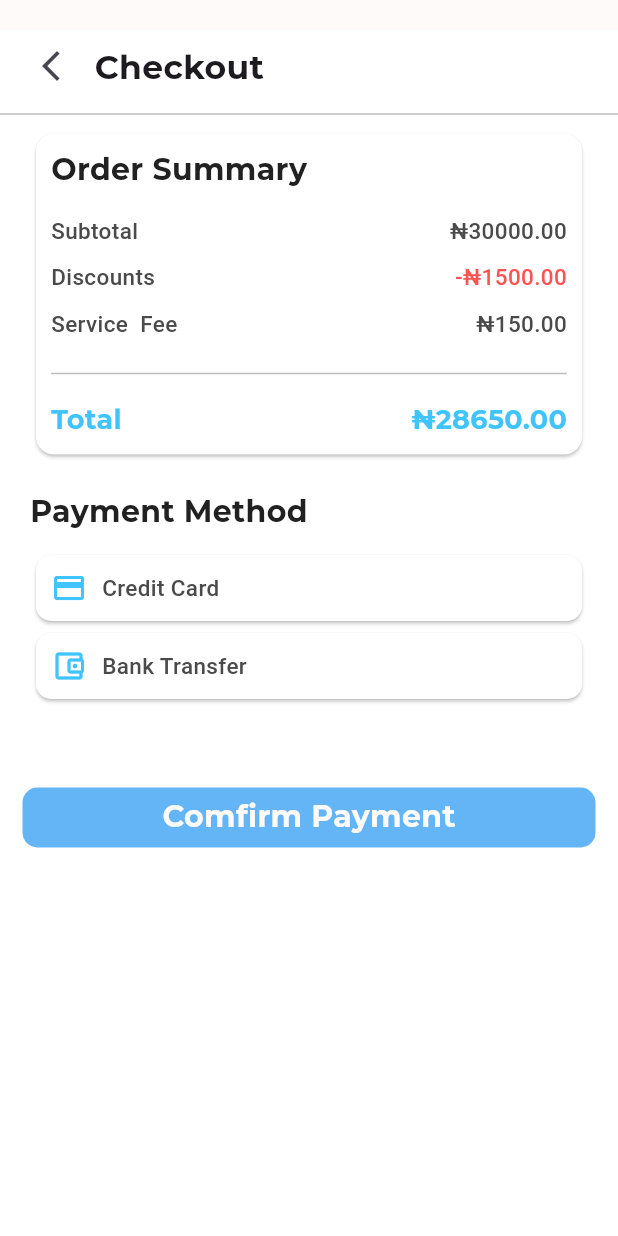
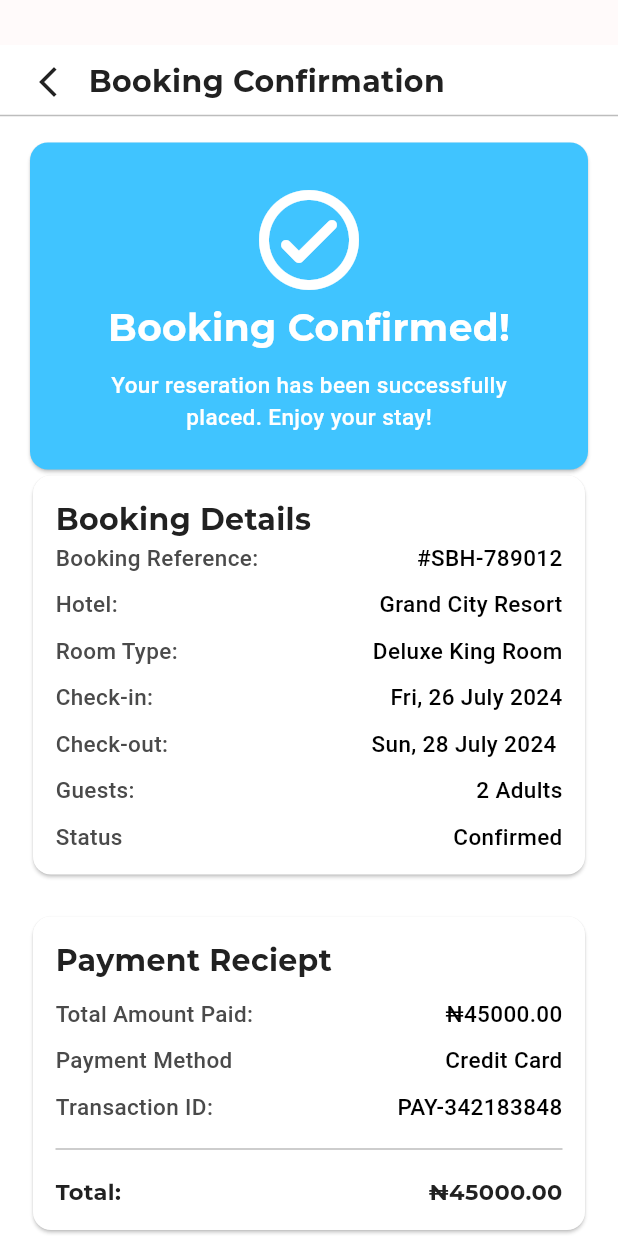
Before and after one commit to Oghefav/hotel_booking_frontend, a Flutter app: the screen it shows after launch, on a phone screen of 412 x 824 dp. Run offline on Flutter 3.47's test engine with Material 3 defaults, Android fonts, the phone set to English and light mode, and no system bars; our stand-ins replace dots_indicator, persistent_bottom_nav_bar.

Commit message:
added the booking confirmation page

```diff
--- a/lib/main.dart
+++ b/lib/main.dart
@@ -1,6 +1,5 @@
 import 'package:flutter/material.dart';
-import 'package:hotel_booking_app/pages/customer/check_out_screen.dart';
-// import 'package:hotel_booking_app/pages/customer/register_screen.dart';
+import 'package:hotel_booking_app/pages/customer/booking_confirmation_screen.dart';
 
 void main() {
   runApp(const MyApp());
@@ -15,7 +14,7 @@ class MyApp extends StatelessWidget {
     return MaterialApp(
       title: 'Flutter Demo',
       debugShowCheckedModeBanner: false,
-      home: const CheckOutScreen(),
+      home: const BookingConfirmationScreen(),
     );
   }
 }
--- /dev/null
+++ b/lib/pages/customer/booking_confirmation_screen.dart
@@ -0,0 +1,283 @@
+import 'package:flutter/cupertino.dart';
+import 'package:flutter/material.dart';
+import 'package:hotel_booking_app/utility/filter_header_delegate.dart';
+import 'package:hotel_booking_app/widgets/custom_divider.dart';
+import 'package:hotel_booking_app/widgets/small_text.dart';
+import 'package:hotel_booking_app/widgets/sub_title_text.dart';
+
+class BookingConfirmationScreen extends StatelessWidget {
+  const BookingConfirmationScreen({super.key});
+
+  @override
+  Widget build(BuildContext context) {
+    return Scaffold(
+      backgroundColor: Colors.white,
+      body: CustomScrollView(
+        slivers: [
+          SliverPersistentHeader(
+            delegate: FilterHeaderDelegate(child: _appBarSection(), height: 90, ),
+            pinned: true,
+          ),
+          SliverList(
+            delegate: SliverChildListDelegate([
+              _bookingSuccessSection(),
+              Padding(
+                padding: EdgeInsets.symmetric(horizontal: 18),
+                child: Column(
+                  children: [
+                    _bookingDetailsSection(),
+                    SizedBox(height: 20),
+                    _paymentReceiptSection(),
+                    SizedBox(height: 20),
+                    _getReminderSection(),
+                    SizedBox(height: 20),
+                    _shareButtonSection(),
+                    SizedBox(height: 10),
+                    _cancelBookingButtonSection(),
+                    SizedBox(height: 10),
+                    _viewBookingButtonSection(),
+                    SizedBox(height: 20,)
+                  ],
+                ),
+              ),
+            ]),
+          ),
+        ],
+      ),
+    );
+  }
+
+  Widget _appBarSection() {
+    return Container(
+      margin: EdgeInsets.only(top: 30),
+      color: Colors.white,
+      child: Column(
+        children: [
+          SizedBox(height: 10,),
+          Padding(
+            padding: EdgeInsets.symmetric(horizontal: 20),
+            child: Row(
+              children: [
+                Icon(Icons.arrow_back_ios_new_outlined),
+                SizedBox(width: 15),
+                SubTitleText(text: "Booking Confirmation"),
+              ],
+            ),
+          ),
+          CustomDivider(),
+        ],
+      ),
+    );
+  }
+
+  Widget _bookingSuccessSection() {
+    return Card(
+      color: Colors.lightBlueAccent,
+      margin: EdgeInsets.only(top: 5, left: 20, right: 20),
+      child: Padding(
+        padding: EdgeInsets.all(25),
+        child: Column(
+          children: [
+            Icon(
+              Icons.check_circle_outline_rounded,
+              color: Colors.white,
+              size: 80,
+            ),
+            SubTitleText(
+              text: "Booking Confirmed!",
+              color: Colors.white,
+              fontsize: 25,
+            ),
+            SizedBox(height: 10),
+            SmallText(
+              text: "Your reseration has been successfully",
+              color: Colors.white,
+            ),
+            SmallText(text: "placed. Enjoy your stay!", color: Colors.white),
+          ],
+        ),
+      ),
+    );
+  }
+
+  Widget _bookingDetailsSection() {
+    return Card(
+      color: Colors.white,
+      child: Padding(
+        padding: const EdgeInsets.all(15),
+        child: Column(
+          crossAxisAlignment: CrossAxisAlignment.start,
+          children: [
+            SubTitleText(text: "Booking Details"),
+            // use #sh-7809012
+            _detailBuilder("Booking Reference:", "#SBH-789012"),
+            SizedBox(height: 10),
+            _detailBuilder("Hotel:", "Grand City Resort"),
+            SizedBox(height: 10),
+            _detailBuilder("Room Type:", "Deluxe King Room"),
+            SizedBox(height: 10),
+            _detailBuilder("Check-in:", "Fri, 26 July 2024"),
+            SizedBox(height: 10),
+            _detailBuilder("Check-out:", "Sun, 28 July 2024 "),
+            SizedBox(height: 10),
+            _detailBuilder("Guests:", "2 Adults"),
+            SizedBox(height: 10),
+            _detailBuilder("Status", "Confirmed"),
+          ],
+        ),
+      ),
+    );
+  }
+
+  Widget _detailBuilder(String title, String detail) {
+    return Row(
+      mainAxisAlignment: MainAxisAlignment.spaceBetween,
+      children: [
+        SmallText(text: title),
+        SmallText(text: detail, color: Colors.black),
+      ],
+    );
+  }
+
+  Widget _paymentReceiptSection() {
+    return Card(
+      color: Colors.white,
+      child: Padding(
+        padding: EdgeInsets.all(15),
+        child: Column(
+          crossAxisAlignment: CrossAxisAlignment.start,
+          children: [
+            SubTitleText(text: "Payment Reciept"),
+            SizedBox(height: 10),
+            _detailBuilder("Total Amount Paid:", "₦45000.00"),
+            SizedBox(height: 10),
+            _detailBuilder("Payment Method", "Credit Card"),
+            SizedBox(height: 10),
+            _detailBuilder("Transaction ID:", "PAY-342183848"),
+            SizedBox(height: 10),
+            CustomDivider(),
+            SizedBox(height: 10),
+            Row(
+              mainAxisAlignment: MainAxisAlignment.spaceBetween,
+              children: [
+                SubTitleText(text: "Total:", fontsize: 15,),
+                SubTitleText(text: "₦45000.00", fontsize: 15),
+              ],
+            ),
+          ],
+        ),
+      ),
+    );
+  }
+
+  Widget _getReminderSection() {
+    return Card(
+      color: Colors.white,
+      child: Padding(
+        padding: EdgeInsets.all(15),
+        child: Column(
+          crossAxisAlignment: CrossAxisAlignment.start,
+          children: [
+            SubTitleText(text: "Get Reminders"),
+            Row(
+              mainAxisAlignment: MainAxisAlignment.spaceBetween,
+              children: [
+                SizedBox(
+                  height: 40,
+                  width: 250,
+                  child: SingleChildScrollView(
+                    child: Wrap(
+                      children: [
+                        SmallText(
+                          text:
+                              "Receive email and app notifications before your trip",
+                        ),
+                      ],
+                    ),
+                  ),
+                ),
+                Column(
+                  children: [
+                    Icon(
+                      Icons.toggle_on_outlined,
+                      color: Colors.lightBlueAccent,
+                      size: 40,
+                    ),
+                    SizedBox(height: 10),
+                  ],
+                ),
+              ],
+            ),
+          ],
+        ),
+      ),
+    );
+  }
+
+  Widget _shareButtonSection() {
+    return Container(
+      margin: EdgeInsets.symmetric(horizontal: 15),
+      height: 40,
+      width: double.maxFinite,
+      decoration: BoxDecoration(
+        color: Colors.white,
+        borderRadius: BorderRadius.circular(10),
+        border: Border.all(width: 1.5, color: Colors.grey.shade300),
+      ),
+      child: Center(
+        child: Row(
+          mainAxisSize: MainAxisSize.min,
+          children: [
+            Icon(Icons.share_outlined, size: 20),
+            SizedBox(width: 10),
+            SubTitleText(text: "Share Details", fontsize: 15, color: Colors.black),
+          ],
+        ),
+      ),
+    );
+  }
+
+  Widget _cancelBookingButtonSection() {
+    return Container(
+      margin: EdgeInsets.symmetric(horizontal: 15),
+      height: 40,
+      width: double.maxFinite,
+      decoration: BoxDecoration(
+        color: Colors.redAccent,
+        borderRadius: BorderRadius.circular(10),
+      ),
+      child: Center(
+        child: Row(
+          mainAxisSize: MainAxisSize.min,
+          children: [
+            Icon(Icons.cancel, size: 20, color: Colors.white,),
+            SizedBox(width: 10),
+            SubTitleText(text: "Cancel Booking", fontsize: 15, color: Colors.white),
+          ],
+        ),
+      ),
+    );
+  }
+
+  Widget _viewBookingButtonSection() {
+    return Container(
+      margin: EdgeInsets.symmetric(horizontal: 15),
+      height: 40,
+      width: double.maxFinite,
+      decoration: BoxDecoration(
+        color: Colors.lightBlueAccent,
+        borderRadius: BorderRadius.circular(10),
+      ),
+      child: Center(
+        child: Row(
+          mainAxisSize: MainAxisSize.min,
+          children: [
+            Icon(Icons.bookmark_outline, size: 20, color: Colors.white,),
+            SizedBox(width: 10),
+            SubTitleText(text: "View My Bookings", fontsize: 15, color: Colors.white),
+          ],
+        ),
+      ),
+    );
+  }
+}
```
